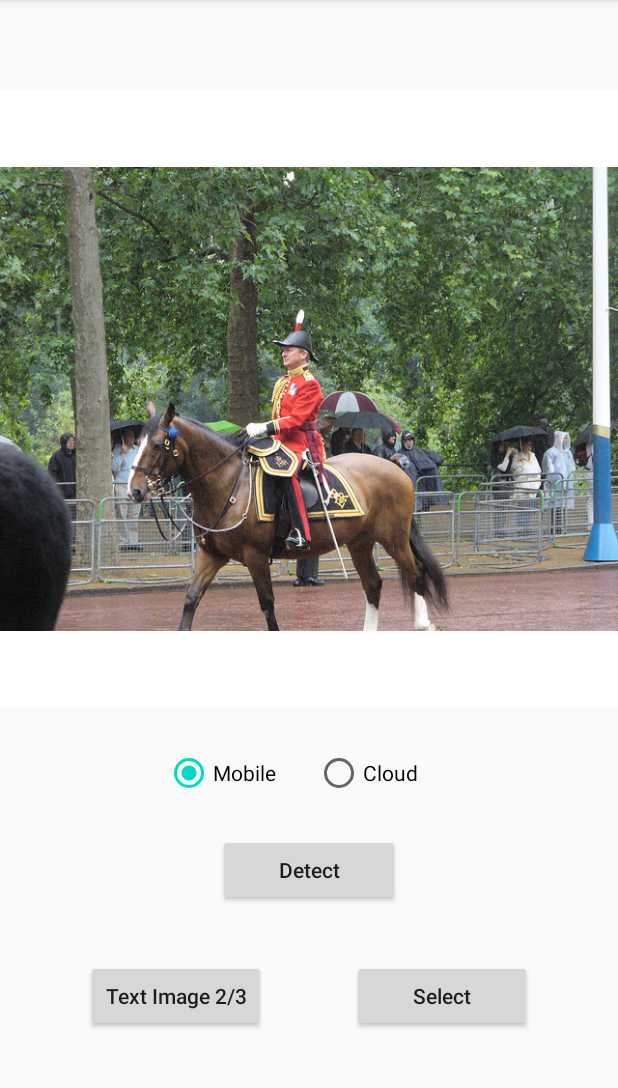
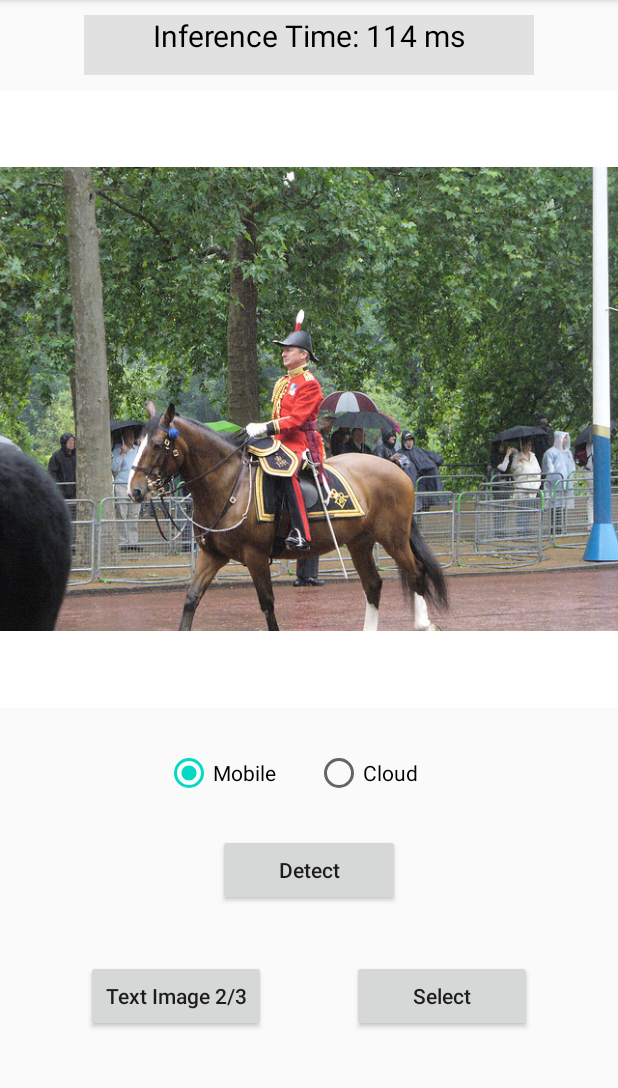
Before and after one commit to YassCoding/ObjectDetection371, an Android app: the screen it shows after launch (MainActivity), after a tap on "Test Image 1/3", on a phone screen of 412 x 824 dp, the part 84-1172 px from its top. Run offline under Robolectric (Android 15) with nearby library versions, the phone set to English and light mode, and no system bars; our stand-ins replace Volley; libraries missing offline, so code that uses them is left out: org.pytorch, org.pytorch.torchvision; pictures from the network do not load; 1 statement that could not run was skipped; 2 other taps on this screen came first.

```diff
--- a/AndroidApp/app/build.gradle
+++ b/AndroidApp/app/build.gradle
@@ -2,7 +2,6 @@ apply plugin: 'com.android.application'
 
 android {
     compileSdkVersion 30
-    buildToolsVersion "30.0.2"
 
     defaultConfig {
         applicationId "org.pytorch.demo.objectdetection"
@@ -23,6 +22,7 @@ android {
         sourceCompatibility JavaVersion.VERSION_1_8
         targetCompatibility JavaVersion.VERSION_1_8
     }
+    namespace 'org.pytorch.demo.objectdetection'
 }
 
 dependencies {
@@ -38,7 +38,7 @@ dependencies {
     implementation "androidx.camera:camera-core:$camerax_version"
     implementation "androidx.camera:camera-camera2:$camerax_version"
 
-    implementation 'org.pytorch:pytorch_android_lite:1.10.0'
-    implementation 'org.pytorch:pytorch_android_torchvision_lite:1.10.0'
+    implementation 'org.pytorch:pytorch_android_lite:1.13.1'
+    implementation 'org.pytorch:pytorch_android_torchvision_lite:1.13.1'
     implementation 'com.google.code.gson:gson:2.8.7'
 }
--- a/AndroidApp/app/src/main/AndroidManifest.xml
+++ b/AndroidApp/app/src/main/AndroidManifest.xml
@@ -1,6 +1,5 @@
 <?xml version="1.0" encoding="utf-8"?>
-<manifest xmlns:android="http://schemas.android.com/apk/res/android"
-    package="org.pytorch.demo.objectdetection">
+<manifest xmlns:android="http://schemas.android.com/apk/res/android">
 
     <uses-permission android:name="android.permission.READ_EXTERNAL_STORAGE" />
     <uses-permission android:name="android.permission.CAMERA" />
--- a/AndroidApp/app/src/main/res/layout/activity_main.xml
+++ b/AndroidApp/app/src/main/res/layout/activity_main.xml
@@ -108,4 +108,22 @@
 
     </RadioGroup>
 
+    <TextView
+        android:id="@+id/inferenceTimeView"
+        android:layout_width="300sp"
+        android:layout_height="40sp"
+        android:background="#E1E1E1"
+        android:text="TextView"
+        android:textColor="#000000"
+        android:textSize="20sp"
+        android:textAlignment="center"
+        android:textFontWeight="900"
+        android:visibility="invisible"
+        android:layout_marginTop="10dp"
+        app:layout_constraintTop_toTopOf="parent"
+        app:layout_constraintStart_toStartOf="parent"
+        app:layout_constraintEnd_toEndOf="parent"
+        />
+
+
 </androidx.constraintlayout.widget.ConstraintLayout>
--- a/AndroidApp/build.gradle
+++ b/AndroidApp/build.gradle
@@ -5,7 +5,7 @@ buildscript {
         jcenter()
     }
     dependencies {
-        classpath "com.android.tools.build:gradle:4.0.1"
+        classpath 'com.android.tools.build:gradle:7.2.0'
         // NOTE: Do not place your application dependencies here; they belong
         // in the individual module build.gradle files
     }
```
Also changed, not shown: AndroidApp/app/src/main/java/org/pytorch/demo/objectdetection/MainActivity.java (+51 -5 lines), AndroidApp/gradle/wrapper/gradle-wrapper.properties, 2 other files.
